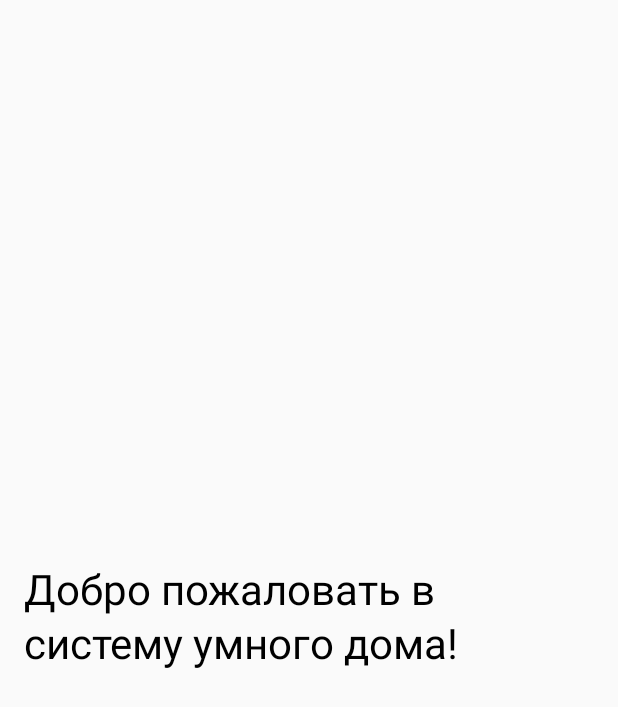
After one commit to vorovskajalapa/diploma, an Android app built with Jetpack Compose: the HomeScreen screen opened through its navigation route, on a phone screen of 412 x 824 dp. The commit adds this screen. Shown: the top 707 px of the screen. Run offline under Robolectric (Android 15) with nearby library versions, the phone set to English and light mode, and no system bars; our stand-ins replace Room's generated code, livedata-compose.

Commit message:
simple nav system

```diff
--- a/application/app/build.gradle.kts
+++ b/application/app/build.gradle.kts
@@ -70,4 +70,7 @@ dependencies {
 
 
     implementation("androidx.room:room-ktx:2.6.1")
+
+    implementation("androidx.navigation:navigation-compose:2.7.5")
+
 }
--- /dev/null
+++ b/application/app/src/main/java/com/example/iot/HomeScreen.kt
@@ -0,0 +1,20 @@
+package com.example.iot
+
+import androidx.compose.foundation.layout.*
+import androidx.compose.material3.*
+import androidx.compose.runtime.Composable
+import androidx.compose.ui.Alignment
+import androidx.compose.ui.Modifier
+import androidx.compose.ui.unit.dp
+
+@Composable
+fun HomeScreen() {
+    Box(
+        modifier = Modifier
+            .fillMaxSize()
+            .padding(16.dp),
+        contentAlignment = Alignment.Center
+    ) {
+        Text(text = "Добро пожаловать в систему умного дома!", style = MaterialTheme.typography.headlineMedium)
+    }
+}
--- a/application/app/src/main/java/com/example/iot/MainActivity.kt
+++ b/application/app/src/main/java/com/example/iot/MainActivity.kt
@@ -3,21 +3,33 @@ package com.example.iot
 import android.os.Bundle
 import androidx.activity.ComponentActivity
 import androidx.activity.compose.setContent
+import androidx.compose.runtime.Composable
+import androidx.navigation.compose.rememberNavController
 import com.example.iot.data.local.AppDatabase
-import com.example.iot.ui.screens.BrokerScreen
-import com.example.iot.ui.viewmodel.BrokerViewModel
+import com.example.iot.ui.screens.AuthorizationScreen
+import com.example.iot.ui.viewmodel.AuthorizationViewModel
+import androidx.navigation.compose.NavHost
+import androidx.navigation.compose.composable
+import androidx.navigation.NavHostController
 
 class MainActivity : ComponentActivity() {
-    private lateinit var viewModel: BrokerViewModel
-
     override fun onCreate(savedInstanceState: Bundle?) {
         super.onCreate(savedInstanceState)
 
         val db = AppDatabase.getInstance(applicationContext)
-        viewModel = BrokerViewModel(db)
+        val viewModel = AuthorizationViewModel(db)
 
         setContent {
-            BrokerScreen(viewModel)
+            val navController = rememberNavController()
+            AppNavHost(navController, viewModel)
         }
     }
 }
+
+@Composable
+fun AppNavHost(navController: NavHostController, viewModel: AuthorizationViewModel) {
+    NavHost(navController = navController, startDestination = "auth") {
+        composable("auth") { AuthorizationScreen(navController, viewModel) }
+        composable("home") { HomeScreen() }
+    }
+}
--- a/application/app/src/main/java/com/example/iot/ui/screens/BrokerScreen.kt
+++ b/application/app/src/main/java/com/example/iot/ui/screens/AuthorizationScreen.kt
@@ -2,8 +2,6 @@ package com.example.iot.ui.screens
 
 import androidx.compose.foundation.Image
 import androidx.compose.foundation.layout.*
-import androidx.compose.foundation.lazy.LazyColumn
-import androidx.compose.foundation.lazy.items
 import androidx.compose.foundation.shape.RoundedCornerShape
 import androidx.compose.material3.*
 import androidx.compose.runtime.*
@@ -15,12 +13,13 @@ import androidx.compose.ui.graphics.Color
 import androidx.compose.ui.res.painterResource
 import androidx.compose.ui.text.input.PasswordVisualTransformation
 import androidx.compose.ui.unit.dp
+import androidx.navigation.NavHostController
 import com.example.iot.R
 import com.example.iot.data.local.broker.Broker
-import com.example.iot.ui.viewmodel.BrokerViewModel
+import com.example.iot.ui.viewmodel.AuthorizationViewModel
 
 @Composable
-fun BrokerScreen(viewModel: BrokerViewModel) {
+fun AuthorizationScreen(navController: NavHostController, viewModel: AuthorizationViewModel) {
     var serverUri by remember { mutableStateOf("") }
     var serverPort by remember { mutableStateOf("") }
     var user by remember { mutableStateOf("") }
@@ -121,7 +120,7 @@ fun BrokerScreen(viewModel: BrokerViewModel) {
             BrokerItem(
                 broker,
                 onDelete = { viewModel.deleteBroker(broker) },
-                onLogin = { /* Вызов логики входа */ }
+                onLogin = { navController.navigate("home") }
             )
         }
     }
--- a/application/app/src/main/java/com/example/iot/ui/viewmodel/BrokerViewModel.kt
+++ b/application/app/src/main/java/com/example/iot/ui/viewmodel/AuthorizationViewModel.kt
@@ -8,7 +8,7 @@ import com.example.iot.data.local.AppDatabase
 import com.example.iot.data.local.broker.Broker
 import kotlinx.coroutines.launch
 
-class BrokerViewModel(private val db: AppDatabase) : ViewModel() {
+class AuthorizationViewModel(private val db: AppDatabase) : ViewModel() {
     private val brokerDao = db.brokerDao()
 
     private val _brokers = MutableLiveData<List<Broker>>(emptyList())
```
